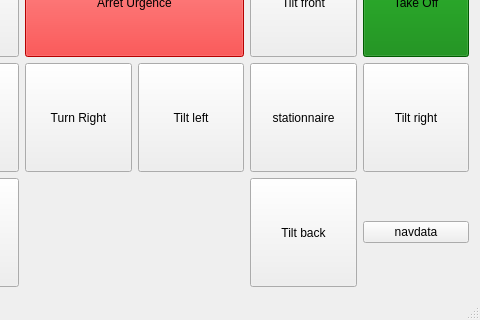
The window that sources/keyboardCommand/mainwindow.ui (AMDG2/DroneWifi) describes before a commit, drawn with Qt 5; both pictures show x 211 to 691 and y 108 to 428 of the 691 by 428 pixel window.
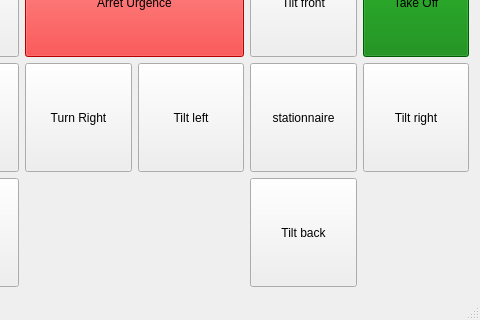
The same window after the commit.

What changed in the file:
```diff
--- a/sources/keyboardCommand/mainwindow.ui
+++ b/sources/keyboardCommand/mainwindow.ui
@@ -250,13 +250,6 @@
         </property>
        </widget>
       </item>
-      <item row="2" column="5">
-       <widget class="QPushButton" name="pushButton">
-        <property name="text">
-         <string>navdata</string>
-        </property>
-       </widget>
-      </item>
      </layout>
     </item>
    </layout>
```
Left out of the diff: 2 changed lines with no effect on the pictures.
